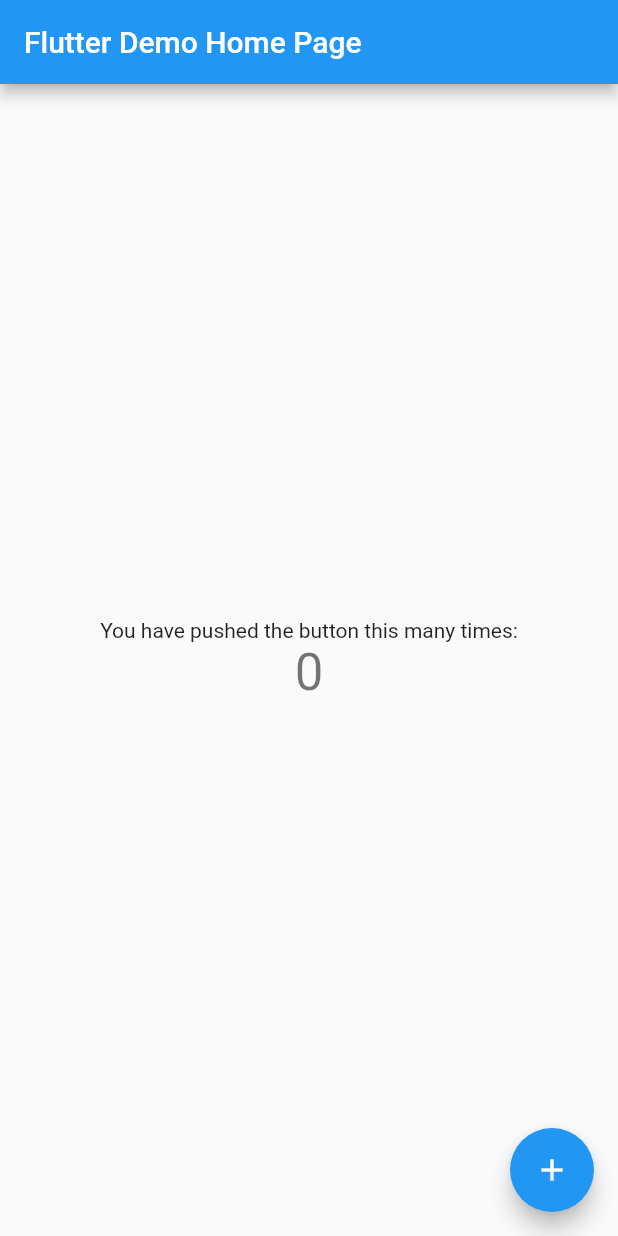
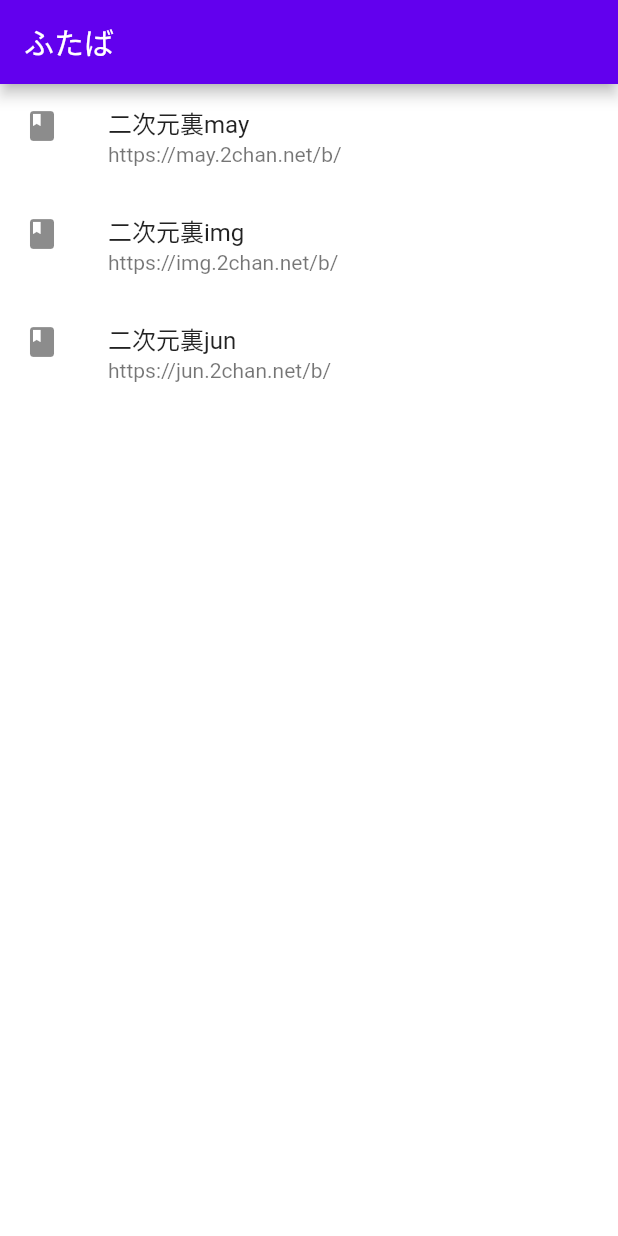
Before and after one commit to i8badf00d/futaba_client, a Flutter app: the screen it shows after launch, on a phone screen of 412 x 824 dp. Run offline on Flutter 3.47's test engine with Material 2 defaults, Android fonts, the phone set to English and light mode, and no system bars.

Commit message:
HomePage

```diff
--- /dev/null
+++ b/lib/entity/futaba_board.dart
@@ -0,0 +1,7 @@
+class FutabaBoard {
+  FutabaBoard({this.id, this.name, this.baseUrl});
+
+  final int id;
+  final String name;
+  final Uri baseUrl;
+}
--- a/lib/main.dart
+++ b/lib/main.dart
@@ -1,111 +1,17 @@
 import 'package:flutter/material.dart';
+import 'package:futaba_client/page/home_page.dart';
 
 void main() => runApp(MyApp());
 
 class MyApp extends StatelessWidget {
-  // This widget is the root of your application.
   @override
   Widget build(BuildContext context) {
+    const appTitle = 'ふたば';
     return MaterialApp(
-      title: 'Flutter Demo',
-      theme: ThemeData(
-        // This is the theme of your application.
-        //
-        // Try running your application with "flutter run". You'll see the
-        // application has a blue toolbar. Then, without quitting the app, try
-        // changing the primarySwatch below to Colors.green and then invoke
-        // "hot reload" (press "r" in the console where you ran "flutter run",
-        // or simply save your changes to "hot reload" in a Flutter IDE).
-        // Notice that the counter didn't reset back to zero; the application
-        // is not restarted.
-        primarySwatch: Colors.blue,
-      ),
-      home: MyHomePage(title: 'Flutter Demo Home Page'),
+      title: appTitle,
+      theme: ThemeData.from(colorScheme: const ColorScheme.light()),
+      darkTheme: ThemeData.from(colorScheme: const ColorScheme.dark()),
+      home: const HomePage(title: appTitle),
     );
   }
 }
-
-class MyHomePage extends StatefulWidget {
-  MyHomePage({Key key, this.title}) : super(key: key);
-
-  // This widget is the home page of your application. It is stateful, meaning
-  // that it has a State object (defined below) that contains fields that affect
-  // how it looks.
-
-  // This class is the configuration for the state. It holds the values (in this
-  // case the title) provided by the parent (in this case the App widget) and
-  // used by the build method of the State. Fields in a Widget subclass are
-  // always marked "final".
-
-  final String title;
-
-  @override
-  _MyHomePageState createState() => _MyHomePageState();
-}
-
-class _MyHomePageState extends State<MyHomePage> {
-  int _counter = 0;
-
-  void _incrementCounter() {
-    setState(() {
-      // This call to setState tells the Flutter framework that something has
-      // changed in this State, which causes it to rerun the build method below
-      // so that the display can reflect the updated values. If we changed
-      // _counter without calling setState(), then the build method would not be
-      // called again, and so nothing would appear to happen.
-      _counter++;
-    });
-  }
-
-  @override
-  Widget build(BuildContext context) {
-    // This method is rerun every time setState is called, for instance as done
-    // by the _incrementCounter method above.
-    //
-    // The Flutter framework has been optimized to make rerunning build methods
-    // fast, so that you can just rebuild anything that needs updating rather
-    // than having to individually change instances of widgets.
-    return Scaffold(
-      appBar: AppBar(
-        // Here we take the value from the MyHomePage object that was created by
-        // the App.build method, and use it to set our appbar title.
-        title: Text(widget.title),
-      ),
-      body: Center(
-        // Center is a layout widget. It takes a single child and positions it
-        // in the middle of the parent.
-        child: Column(
-          // Column is also a layout widget. It takes a list of children and
-          // arranges them vertically. By default, it sizes itself to fit its
-          // children horizontally, and tries to be as tall as its parent.
-          //
-          // Invoke "debug painting" (press "p" in the console, choose the
-          // "Toggle Debug Paint" action from the Flutter Inspector in Android
-          // Studio, or the "Toggle Debug Paint" command in Visual Studio Code)
-          // to see the wireframe for each widget.
-          //
-          // Column has various properties to control how it sizes itself and
-          // how it positions its children. Here we use mainAxisAlignment to
-          // center the children vertically; the main axis here is the vertical
-          // axis because Columns are vertical (the cross axis would be
-          // horizontal).
-          mainAxisAlignment: MainAxisAlignment.center,
-          children: <Widget>[
-            Text(
-              'You have pushed the button this many times:',
-            ),
-            Text(
-              '$_counter',
-              style: Theme.of(context).textTheme.display1,
-            ),
-          ],
-        ),
-      ),
-      floatingActionButton: FloatingActionButton(
-        onPressed: _incrementCounter,
-        tooltip: 'Increment',
-        child: Icon(Icons.add),
-      ), // This trailing comma makes auto-formatting nicer for build methods.
-    );
-  }
-}
--- /dev/null
+++ b/lib/page/catalog_page.dart
@@ -0,0 +1,18 @@
+import 'package:flutter/material.dart';
+import 'package:futaba_client/entity/futaba_board.dart';
+
+class CatalogPage extends StatelessWidget {
+  const CatalogPage({Key key, this.board}) : super(key: key);
+
+  final FutabaBoard board;
+
+  @override
+  Widget build(BuildContext context) {
+    return Scaffold(
+      appBar: AppBar(
+        title: Text(board.name),
+      ),
+      body: const Scaffold(),
+    );
+  }
+}
--- /dev/null
+++ b/lib/page/home_page.dart
@@ -0,0 +1,39 @@
+import 'package:flutter/material.dart';
+import 'package:futaba_client/entity/futaba_board.dart';
+import 'package:futaba_client/page/catalog_page.dart';
+import 'package:futaba_client/repository/board_repository.dart';
+import 'package:futaba_client/widget/board_list.dart';
+
+class HomePage extends StatelessWidget {
+  const HomePage({Key key, this.title}) : super(key: key);
+
+  final String title;
+
+  @override
+  Widget build(BuildContext context) {
+    return Scaffold(
+      appBar: AppBar(
+        title: Text(title),
+      ),
+      body: FutureBuilder<List<FutabaBoard>>(
+        future: BoardRepository().fetchBoards(),
+        builder: (context, snapshot) {
+          return snapshot.hasData
+              ? BoardList(
+                  boards: snapshot.data,
+                  onTap: (board) => _presentCatalogPage(context, board),
+                )
+              : const Center(child: CircularProgressIndicator());
+        },
+      ),
+    );
+  }
+
+  void _presentCatalogPage(BuildContext context, FutabaBoard board) {
+    Navigator.of(context).push(
+      MaterialPageRoute<void>(builder: (context) {
+        return CatalogPage(board: board);
+      }),
+    );
+  }
+}
--- /dev/null
+++ b/lib/repository/board_repository.dart
@@ -0,0 +1,20 @@
+import 'package:futaba_client/entity/futaba_board.dart';
+
+class BoardRepository {
+  Future<List<FutabaBoard>> fetchBoards() async {
+    return [
+      FutabaBoard(
+        name: '二次元裏may',
+        baseUrl: Uri.https('may.2chan.net', '/b/'),
+      ),
+      FutabaBoard(
+        name: '二次元裏img',
+        baseUrl: Uri.https('img.2chan.net', '/b/'),
+      ),
+      FutabaBoard(
+        name: '二次元裏jun',
+        baseUrl: Uri.https('jun.2chan.net', '/b/'),
+      ),
+    ];
+  }
+}
--- /dev/null
+++ b/lib/widget/board_list.dart
@@ -0,0 +1,27 @@
+import 'package:flutter/material.dart';
+import 'package:futaba_client/entity/futaba_board.dart';
+
+typedef BoardListTapCallback = void Function(FutabaBoard board);
+
+class BoardList extends StatelessWidget {
+  const BoardList({Key key, this.boards, this.onTap}) : super(key: key);
+
+  final List<FutabaBoard> boards;
+  final BoardListTapCallback onTap;
+
+  @override
+  Widget build(BuildContext context) {
+    return ListView.builder(
+      itemCount: boards.length,
+      itemBuilder: (context, index) {
+        final board = boards[index];
+        return ListTile(
+          leading: Icon(Icons.book),
+          title: Text(board.name),
+          subtitle: Text(board.baseUrl.toString()),
+          onTap: () => onTap?.call(board),
+        );
+      },
+    );
+  }
+}
```
Also changed, not shown: 1 other file.
